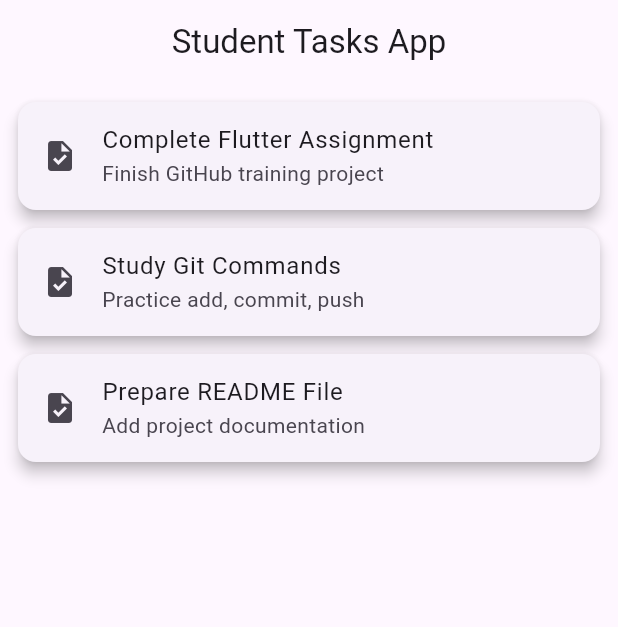
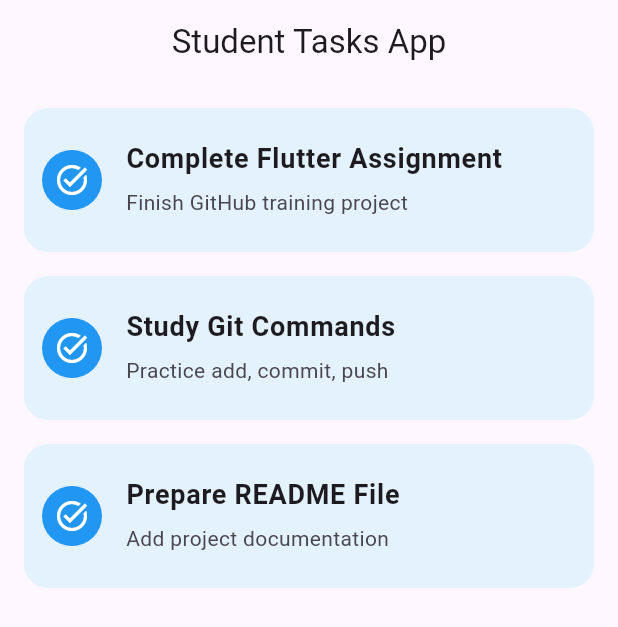
Before and after one commit to sadi-harb/github-training-project, a Flutter app: the screen it shows after launch, on a phone screen of 412 x 824 dp. Shown: the top 627 px of the screen. Run offline on Flutter 3.47's test engine with Material 3 defaults, Android fonts, the phone set to English and light mode, and no system bars.

Commit message:
Updated UI design

```diff
--- a/lib/screens/home_screen.dart
+++ b/lib/screens/home_screen.dart
@@ -26,17 +26,36 @@ class HomeScreen extends StatelessWidget {
         centerTitle: true,
       ),
       body: Padding(
-        padding: const EdgeInsets.all(12),
+        padding: const EdgeInsets.all(16),
         child: ListView.builder(
           itemCount: tasks.length,
           itemBuilder: (context, index) {
-            return Card(
-              elevation: 4,
-              margin: const EdgeInsets.only(bottom: 12),
+            return Container(
+              margin: const EdgeInsets.only(bottom: 16),
+              decoration: BoxDecoration(
+                color: Colors.blue.shade50,
+                borderRadius: BorderRadius.circular(16),
+              ),
               child: ListTile(
-                leading: const Icon(Icons.task),
-                title: Text(tasks[index]["title"]!),
-                subtitle: Text(tasks[index]["subtitle"]!),
+                contentPadding: const EdgeInsets.all(12),
+                leading: CircleAvatar(
+                  backgroundColor: Colors.blue,
+                  child: const Icon(
+                    Icons.task_alt,
+                    color: Colors.white,
+                  ),
+                ),
+                title: Text(
+                  tasks[index]["title"]!,
+                  style: const TextStyle(
+                    fontWeight: FontWeight.bold,
+                    fontSize: 18,
+                  ),
+                ),
+                subtitle: Padding(
+                  padding: const EdgeInsets.only(top: 6),
+                  child: Text(tasks[index]["subtitle"]!),
+                ),
               ),
             );
           },
```
